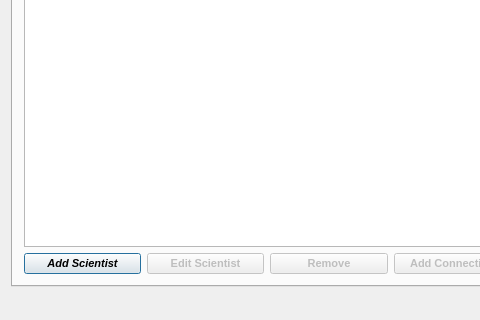
Old version of the form Vika3nytt/mainwindow.ui in the repository sabbisun/Vika3nytt; both pictures show x 0 to 480 and y 248 to 568 of the 658 by 568 pixel window.
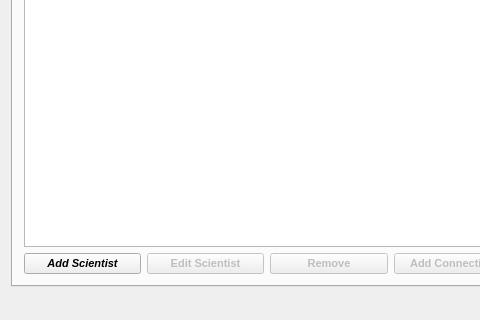
New version of the form.

Patch:
```diff
--- a/Vika3nytt/mainwindow.ui
+++ b/Vika3nytt/mainwindow.ui
@@ -134,6 +134,9 @@
                 <bold>true</bold>
                </font>
               </property>
+              <property name="autoFillBackground">
+               <bool>false</bool>
+              </property>
               <property name="text">
                <string>Add Scientist</string>
               </property>
@@ -141,7 +144,7 @@
                <bool>false</bool>
               </property>
               <property name="default">
-               <bool>true</bool>
+               <bool>false</bool>
               </property>
               <property name="flat">
                <bool>false</bool>
```
